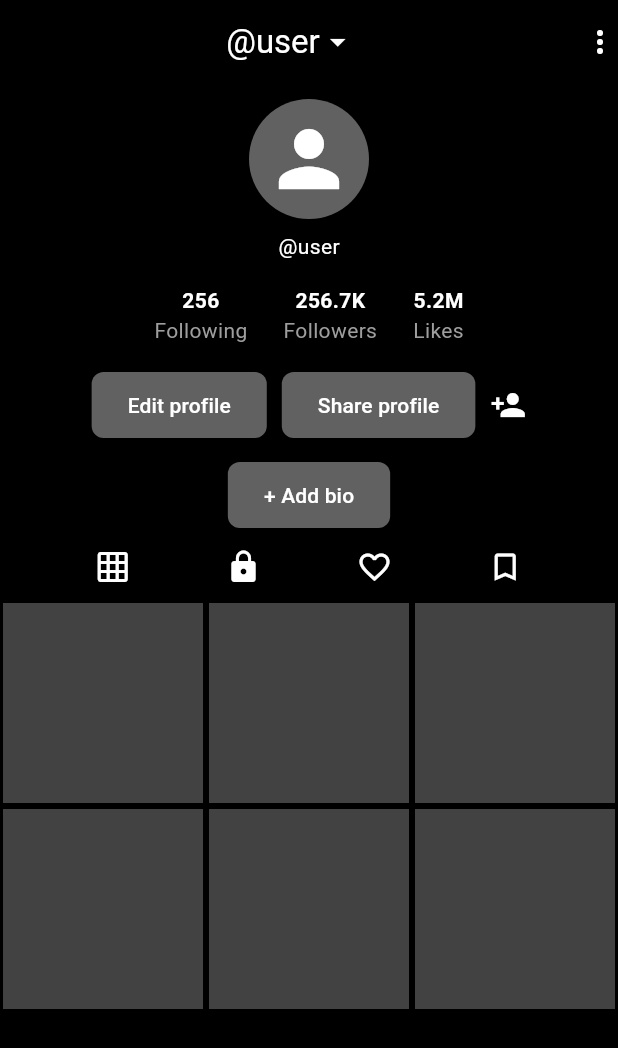
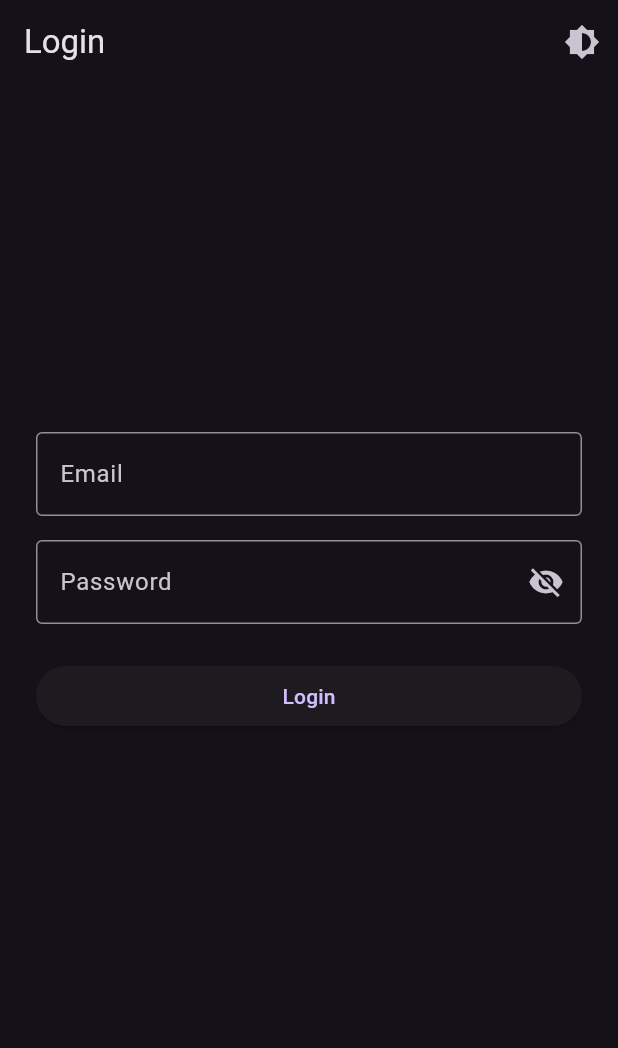
Before and after one commit to Varel05/flutter_user_profile, a Flutter app: the screen it shows after launch, on a phone screen of 412 x 824 dp. Shown: the top 1048 px of the screen. Run offline on Flutter 3.47's test engine with Material 3 defaults, Android fonts, the phone set to English and light mode, and no system bars.

Commit message:
add login screen

```diff
--- /dev/null
+++ b/lib/login_screen.dart
@@ -0,0 +1,85 @@
+import 'package:flutter/material.dart';
+import 'user_profile_screen.dart';
+
+class LoginScreen extends StatefulWidget {
+  final VoidCallback onToggleTheme;
+
+  const LoginScreen({super.key, required this.onToggleTheme});
+
+  @override
+  State<LoginScreen> createState() => _LoginScreenState();
+}
+
+class _LoginScreenState extends State<LoginScreen> {
+  bool _isPasswordVisible = false;
+  final TextEditingController _emailController = TextEditingController();
+  final TextEditingController _passwordController = TextEditingController();
+
+  @override
+  Widget build(BuildContext context) {
+    final colorScheme = Theme.of(context).colorScheme;
+
+    return Scaffold(
+      appBar: AppBar(
+        title: const Text('Login'),
+        actions: [
+          IconButton(
+            icon: const Icon(Icons.brightness_6),
+            onPressed: widget.onToggleTheme,
+          ),
+        ],
+      ),
+      body: Padding(
+        padding: const EdgeInsets.all(24),
+        child: Column(
+          crossAxisAlignment: CrossAxisAlignment.stretch,
+          children: [
+            const Spacer(flex: 2),
+            TextField(
+              controller: _emailController,
+              decoration: const InputDecoration(
+                labelText: 'Email',
+                border: OutlineInputBorder(),
+              ),
+            ),
+            const SizedBox(height: 16),
+            TextField(
+              controller: _passwordController,
+              obscureText: !_isPasswordVisible,
+              decoration: InputDecoration(
+                labelText: 'Password',
+                border: const OutlineInputBorder(),
+                suffixIcon: IconButton(
+                  icon: Icon(
+                    _isPasswordVisible ? Icons.visibility : Icons.visibility_off,
+                  ),
+                  onPressed: () {
+                    setState(() {
+                      _isPasswordVisible = !_isPasswordVisible;
+                    });
+                  },
+                ),
+              ),
+            ),
+            const SizedBox(height: 24),
+            SizedBox(
+              width: double.infinity,
+              child: ElevatedButton(
+                onPressed: () {
+                  Navigator.pushReplacement(
+                    context,
+                    MaterialPageRoute(
+                      builder: (context) => UserProfileScreen(onToggleTheme: widget.onToggleTheme),
+                    ),
+                  );
+                },
+                child: const Text('Login'),
+              ),
+            ),
+            const Spacer(flex: 3),
+          ],
+        ),
+      ),
+    );
+  }
+}
--- a/lib/main.dart
+++ b/lib/main.dart
@@ -1,18 +1,34 @@
 import 'package:flutter/material.dart';
-import 'user_profile_screen.dart';
+import 'login_screen.dart';
 
 void main() {
   runApp(const MyApp());
 }
 
-class MyApp extends StatelessWidget {
+class MyApp extends StatefulWidget {
   const MyApp({super.key});
 
   @override
+  State<MyApp> createState() => _MyAppState();
+}
+
+class _MyAppState extends State<MyApp> {
+  ThemeMode _themeMode = ThemeMode.dark;
+
+  void toggleTheme() {
+    setState(() {
+      _themeMode = _themeMode == ThemeMode.dark ? ThemeMode.light : ThemeMode.dark;
+    });
+  }
+
+  @override
   Widget build(BuildContext context) {
-    return const MaterialApp(
+    return MaterialApp(
       debugShowCheckedModeBanner: false,
-      home: UserProfileScreen(),
+      themeMode: _themeMode,
+      theme: ThemeData.light(),
+      darkTheme: ThemeData.dark(),
+      home: LoginScreen(onToggleTheme: toggleTheme),
     );
   }
 }
--- a/lib/user_profile_screen.dart
+++ b/lib/user_profile_screen.dart
@@ -1,74 +1,71 @@
 import 'package:flutter/material.dart';
+import 'materials.dart';
 
 class UserProfileScreen extends StatelessWidget {
-  const UserProfileScreen({super.key});
+  final VoidCallback onToggleTheme;
+
+  const UserProfileScreen({super.key, required this.onToggleTheme});
 
   @override
   Widget build(BuildContext context) {
+    final colorScheme = Theme.of(context).colorScheme;
+    final textColor = colorScheme.onSurface;
+
     return Scaffold(
-      backgroundColor: Colors.black,
+      backgroundColor: Theme.of(context).scaffoldBackgroundColor,
       appBar: AppBar(
-        backgroundColor: Colors.black,
+        backgroundColor: Theme.of(context).scaffoldBackgroundColor,
         elevation: 0,
         title: const Row(
           mainAxisAlignment: MainAxisAlignment.center,
           children: [
-            Text('@user', style: TextStyle(color: Colors.white)),
-            Icon(Icons.arrow_drop_down, color: Colors.white),
+            Text('@user'),
+            Icon(Icons.arrow_drop_down),
           ],
         ),
-        actions: const [
-          Icon(Icons.more_vert, color: Colors.white),
+        actions: [
+          IconButton(
+            icon: const Icon(Icons.more_vert),
+            onPressed: onToggleTheme,
+          ),
         ],
       ),
       body: Column(
         children: [
-          const SizedBox(height: 10),
-          CircleAvatar(
-            radius: 40,
-            backgroundColor: Colors.grey[700],
-            child: const Icon(Icons.person, size: 60, color: Colors.white),
-          ),
-          const SizedBox(height: 8),
-          const Text('@user', style: TextStyle(color: Colors.white)),
+          profile(textColor),
+          status(textColor),
           const SizedBox(height: 16),
           Row(
             mainAxisAlignment: MainAxisAlignment.center,
             children: [
-              _buildStatColumn('256', 'Following'),
-              const SizedBox(width: 24),
-              _buildStatColumn('256.7K', 'Followers'),
-              const SizedBox(width: 24),
-              _buildStatColumn('5.2M', 'Likes'),
-            ],
-          ),
-          const SizedBox(height: 16),
-          Row(
-            mainAxisAlignment: MainAxisAlignment.center,
-            children: [
-              _buildButton('Edit profile'),
+              const ProfileButton(text: 'Edit profile'),
               const SizedBox(width: 10),
-              _buildButton('Share profile'),
+              const ProfileButton(text: 'Share profile'),
               const SizedBox(width: 10),
-              const Icon(Icons.person_add, color: Colors.white),
+              Icon(Icons.person_add, color: textColor),
             ],
           ),
           const SizedBox(height: 12),
-          _buildButton('+ Add bio'),
+          const ProfileButton(text: '+ Add bio'),
           const SizedBox(height: 12),
-          // Icon bar
-          const Row(
+          Row(
             mainAxisAlignment: MainAxisAlignment.spaceEvenly,
             children: [
-              Icon(Icons.grid_on, color: Colors.white),
-              Icon(Icons.lock, color: Colors.white),
-              Icon(Icons.favorite_border, color: Colors.white),
-              Icon(Icons.bookmark_border, color: Colors.white),
+              Icon(Icons.grid_on, color: textColor),
+              Icon(Icons.lock, color: textColor),
+              Icon(Icons.favorite_border, color: textColor),
+              Icon(Icons.bookmark_border, color: textColor),
             ],
           ),
           const SizedBox(height: 10),
-          // Dummy video thumbnails
-          Expanded(
+          galeri(),
+        ],
+      ),
+    );
+  }
+
+  Expanded galeri() {
+    return Expanded(
       child: GridView.builder(
         itemCount: 6,
         gridDelegate: const SliverGridDelegateWithFixedCrossAxisCount(
@@ -81,32 +78,39 @@ class UserProfileScreen extends StatelessWidget {
           );
         },
       ),
-          ),
-        ],
-      ),
     );
   }
 
-  Widget _buildStatColumn(String number, String label) {
+  Column status(Color textColor) {
     return Column(
       children: [
-        Text(number, style: const TextStyle(color: Colors.white, fontWeight: FontWeight.bold)),
-        Text(label, style: const TextStyle(color: Colors.grey)),
+        Row(
+          mainAxisAlignment: MainAxisAlignment.center,
+          children: [
+            StatColumn(number: '256', label: 'Following', color: textColor),
+            const SizedBox(width: 24),
+            StatColumn(number: '256.7K', label: 'Followers', color: textColor),
+            const SizedBox(width: 24),
+            StatColumn(number: '5.2M', label: 'Likes', color: textColor),
+          ],
+        ),
       ],
     );
   }
 
-  Widget _buildButton(String text) {
-    return ElevatedButton(
-      onPressed: () {},
-      style: ElevatedButton.styleFrom(
-        shape: RoundedRectangleBorder(
-          borderRadius: BorderRadius.circular(8),
+  Column profile(Color textColor) {
+    return Column(
+      children: [
+        const SizedBox(height: 10),
+        CircleAvatar(
+          radius: 40,
+          backgroundColor: Colors.grey[700],
+          child: Icon(Icons.person, size: 60, color: textColor),
         ),
-        padding: const EdgeInsets.symmetric(horizontal: 24, vertical: 12),
-        backgroundColor: Colors.grey[700],
-      ),
-      child: Text(text, style: const TextStyle(color: Colors.white),),
+        const SizedBox(height: 8),
+        Text('@user', style: TextStyle(color: textColor)),
+        const SizedBox(height: 16),
+      ],
     );
   }
 }
```
Also changed, not shown: lib/materials.dart (added, +54 -0 lines). Lines whose indentation alone changed are shown as unchanged.
